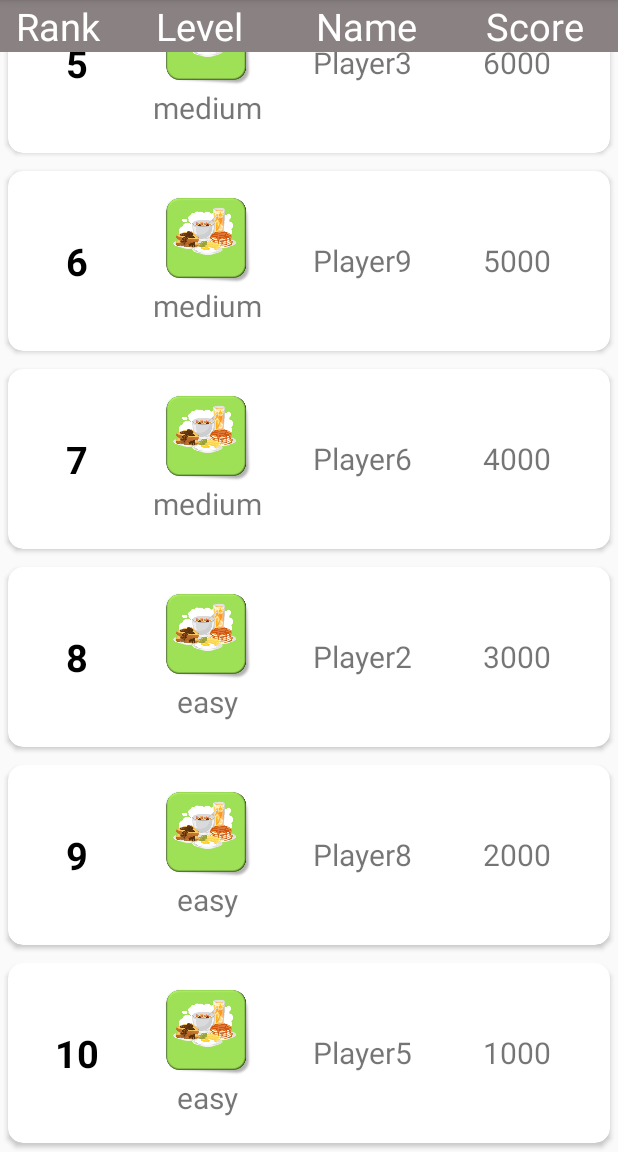
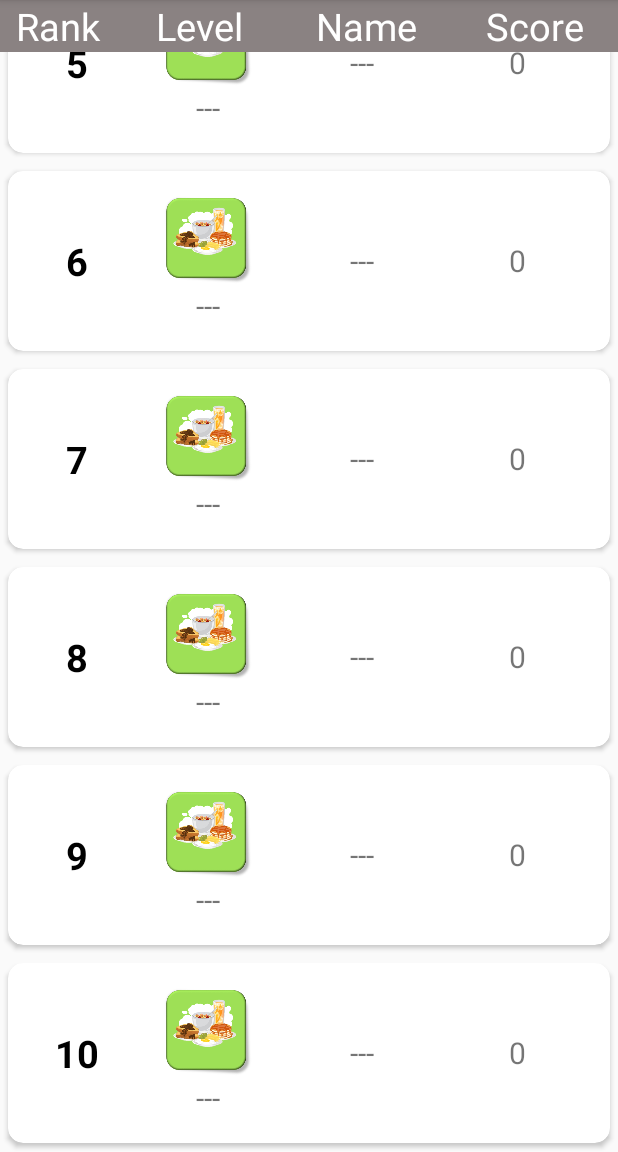
Before and after one commit to omerag/Android1KatzavMall, an Android app: the HighScoreActivity screen opened directly, with no data from a screen before it, scrolled down 586 dp, on a phone screen of 412 x 824 dp, the part 84-1236 px from its top. Run offline under Robolectric (Android 15) with nearby library versions, the phone set to English and light mode, and no system bars; libraries missing offline, so code that uses them is left out: androidx.constraintlayout.solver.

Commit message:
HihgScore

```diff
--- a/app/src/main/java/com/android_1_katzavmall/HighScore.java
+++ b/app/src/main/java/com/android_1_katzavmall/HighScore.java
@@ -4,13 +4,13 @@ import android.widget.ImageView;
 
 public class HighScore
 {
-    private String rank;
+    private int rank;
     private int level_img_id;
     private String difficulty;
     private String name;
     private int score;
 
-    public HighScore(String rank, int level_img_id, String difficulty, String name, int score) {
+    public HighScore(int rank, int level_img_id, String difficulty, String name, int score) {
         this.rank = rank;
         this.level_img_id = level_img_id;
         this.difficulty = difficulty;
@@ -18,11 +18,11 @@ public class HighScore
         this.score = score;
     }
 
-    public String getRank() {
+    public int getRank() {
         return rank;
     }
 
-    public void setRank(String rank) {
+    public void setRank(int rank) {
         this.rank = rank;
     }
 
--- a/app/src/main/java/com/android_1_katzavmall/HighScoreActivity.java
+++ b/app/src/main/java/com/android_1_katzavmall/HighScoreActivity.java
@@ -11,6 +11,8 @@ import java.util.List;
 
 public class HighScoreActivity extends AppCompatActivity {
 
+    List<HighScore> highScores;
+
     @Override
     protected void onCreate(Bundle savedInstanceState) {
         super.onCreate(savedInstanceState);
@@ -21,22 +23,44 @@ public class HighScoreActivity extends AppCompatActivity {
 
         recyclerView.setLayoutManager(new LinearLayoutManager(this));
 
-        List<HighScore> highScores = new ArrayList<>();
+        highScores = new ArrayList<>();
 
-        highScores.add(new HighScore("1",R.drawable.breakfast,"hard","Player",10000));
-        highScores.add(new HighScore("2",R.drawable.breakfast,"hard","Player1",9000));
-        highScores.add(new HighScore("3",R.drawable.breakfast,"hard","Player4",8000));
-        highScores.add(new HighScore("4",R.drawable.breakfast,"hard","Player7",7000));
-        highScores.add(new HighScore("5",R.drawable.breakfast,"medium","Player3",6000));
-        highScores.add(new HighScore("6",R.drawable.breakfast,"medium","Player9",5000));
-        highScores.add(new HighScore("7",R.drawable.breakfast,"medium","Player6",4000));
-        highScores.add(new HighScore("8",R.drawable.breakfast,"easy","Player2",3000));
-        highScores.add(new HighScore("9",R.drawable.breakfast,"easy","Player8",2000));
-        highScores.add(new HighScore("10",R.drawable.breakfast,"easy","Player5",1000));
+        highScores.add(new HighScore(1,R.drawable.breakfast,"---","---",0));
+        highScores.add(new HighScore(2,R.drawable.breakfast,"---","---",0));
+        highScores.add(new HighScore(3,R.drawable.breakfast,"---","---",0));
+        highScores.add(new HighScore(4,R.drawable.breakfast,"---","---",0));
+        highScores.add(new HighScore(5,R.drawable.breakfast,"---","---",0));
+        highScores.add(new HighScore(6,R.drawable.breakfast,"---","---",0));
+        highScores.add(new HighScore(7,R.drawable.breakfast,"---","---",0));
+        highScores.add(new HighScore(8,R.drawable.breakfast,"---","---",0));
+        highScores.add(new HighScore(9,R.drawable.breakfast,"---","---",0));
+        highScores.add(new HighScore(10,R.drawable.breakfast,"---","---",0));
 
         HighScoreAdapter highScoreAdapter = new HighScoreAdapter(highScores);
         recyclerView.setAdapter(highScoreAdapter);
 
 
     }
+
+    public boolean isNewHighScore(int score)
+    {
+        for(int i = 0; i < highScores.size(); i++)
+        {
+            if(score > highScores.get(i).getScore()) return true;
+        }
+        return false;
+    }
+
+    public void insertScore(String name,String difficulty,int level_img_id,int score)
+    {
+        //insert new score to the table
+        int i = 0;
+        while (score < highScores.get(i).getScore())
+        {
+            i++;
+        }
+
+        HighScore highScore = new HighScore(i,level_img_id,difficulty,name,score);
+
+    }
 }
--- a/app/src/main/java/com/android_1_katzavmall/HighScoreAdapter.java
+++ b/app/src/main/java/com/android_1_katzavmall/HighScoreAdapter.java
@@ -52,7 +52,7 @@ public class HighScoreAdapter extends RecyclerView.Adapter<HighScoreAdapter.High
     public void onBindViewHolder(HighScoreViewHolder holder, int position) {
 
         HighScore highScore = highScores.get(position);
-        holder.rankTv.setText(highScore.getRank());
+        holder.rankTv.setText(highScore.getRank()+"");
         holder.level_img.setImageResource(highScore.getLevel_img_id());
         holder.difficultyTv.setText(highScore.getDifficulty());
         holder.nameTv.setText(highScore.getName());
```
